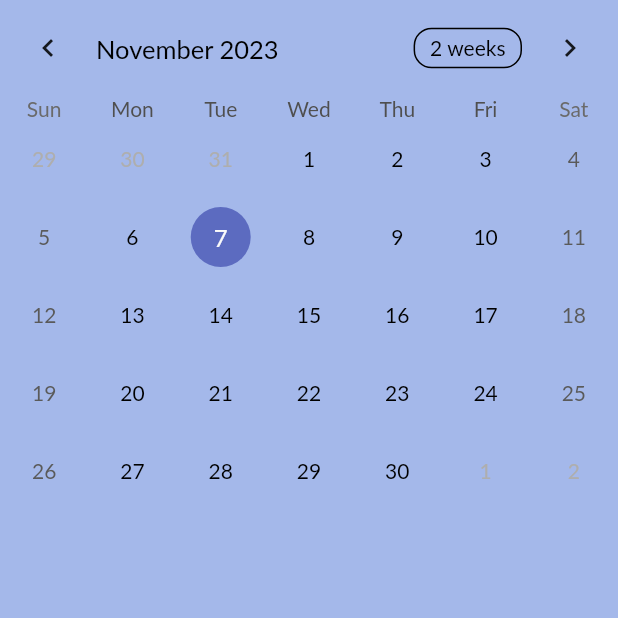
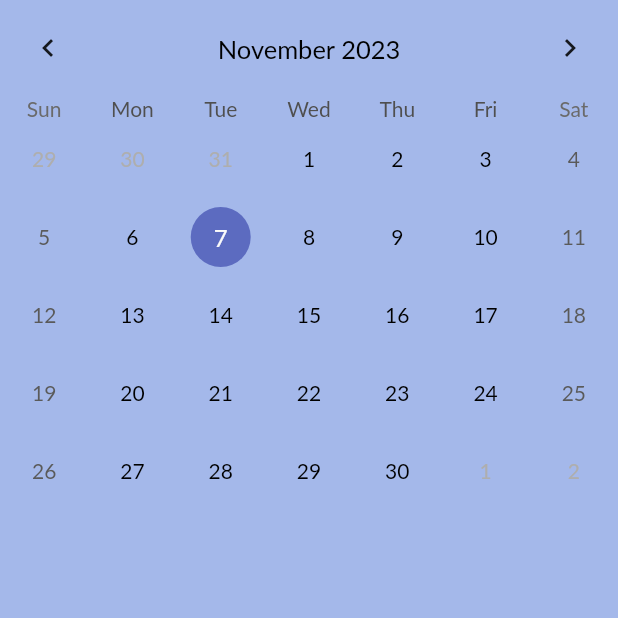
Before and after one commit to SaqibWani273/to_do_list, a Flutter app: the CalendarScreen screen opened directly with empty values, on a phone screen of 412 x 824 dp, the top half of it. Run offline on Flutter 3.47's test engine with Material 2 defaults, Android fonts, the phone set to English and light mode, and no system bars; drawn by our look-alikes of table_calendar; our stand-ins replace animated_notch_bottom_bar, another_flushbar, cached_network_image, cloud_firestore, connectivity_plus, country_picker and 13 more; missing offline and left inert: dart:ffi; accounts and stored records are empty; Roboto replaces fonts that are missing (Lato).

Commit message:
Finished calendar screen

```diff
--- a/lib/view/screens/calendar_screen.dart
+++ b/lib/view/screens/calendar_screen.dart
@@ -1,24 +1,22 @@
 import 'package:flutter/material.dart';
 import 'package:flutter_riverpod/flutter_riverpod.dart';
-import 'package:intl/intl.dart';
 import 'package:table_calendar/table_calendar.dart';
-import 'package:to_do_list/view/widgets/tasks_list.dart';
-import 'dart:developer';
 
+import '../../constants/other_constants.dart';
 import '../../model/task.dart';
 
 class CalendarScreen extends ConsumerStatefulWidget {
   final List<Task>? tasksList;
   const CalendarScreen({super.key, required this.tasksList});
   @override
-  _CalendarScreenState createState() => _CalendarScreenState();
+  CalendarScreenState createState() => CalendarScreenState();
 }
 
-class _CalendarScreenState extends ConsumerState<CalendarScreen> {
+class CalendarScreenState extends ConsumerState<CalendarScreen> {
   DateTime _focusedDay = DateTime.now();
 
-  final _lastDay = DateTime.now().add(Duration(days: 365));
-  final _firstDay = DateTime.now().subtract(Duration(days: 365));
+  final _lastDay = DateTime.now().add(const Duration(days: 365));
+  final _firstDay = DateTime.now().subtract(const Duration(days: 365));
 
   void showTasksForDay(DateTime selectedDay) {
     final tasks = widget.tasksList?.where((task) {
@@ -27,10 +25,12 @@ class _CalendarScreenState extends ConsumerState<CalendarScreen> {
 
     //  log("tasks = ${tasks!.length}");
     showModalBottomSheet(
+      //add color to the bottom sheet
+      backgroundColor: Theme.of(context).primaryColorLight,
       context: context,
       builder: (context) {
         return tasks == null || tasks.isEmpty
-            ? Center(child: Text('No tasks for this day'))
+            ? const Center(child: Text('No tasks for this day'))
             : ListView.builder(
                 itemCount: tasks.length,
                 itemBuilder: (BuildContext context, int index) {
@@ -50,19 +50,60 @@ class _CalendarScreenState extends ConsumerState<CalendarScreen> {
             focusedDay: _focusedDay,
             firstDay: DateTime(_firstDay.year, _firstDay.month, 1),
             lastDay: DateTime(_lastDay.year, _lastDay.month, _lastDay.day),
+            //to change focus of the day
             selectedDayPredicate: (day) => isSameDay(_focusedDay, day),
+            headerStyle: HeaderStyle(
+                formatButtonVisible: false,
+                titleCentered: true,
+                formatButtonShowsNext: false,
+                formatButtonDecoration: BoxDecoration(
+                  color: Theme.of(context).primaryColorDark,
+                )),
+            //to get the no.of events in a particular day
+            //it shows the dots only,thats y used calendarbuilders
+            eventLoader: (day) {
+              return widget.tasksList!
+                  .where((task) =>
+                      task.taskDate.day == day.day &&
+                      task.taskDate.month == day.month &&
+                      task.taskDate.year == day.year)
+                  .toList();
+            },
+            // Use `CalendarStyle` to customize the UI
+            calendarStyle: CalendarStyle(
+                markersAlignment: Alignment.bottomRight,
+                todayDecoration: BoxDecoration(
+                  color: Theme.of(context).colorScheme.primary,
+                )),
+            //to convert the no.of events in a particular day
+            //into a circle with the number
+            calendarBuilders:
+                CalendarBuilders(markerBuilder: (context, date, events) {
+              if (events.isNotEmpty) {
+                return Container(
+                  width: 15,
+                  height: 15,
+                  decoration: BoxDecoration(
+                    color: Theme.of(context).colorScheme.primary,
+                    shape: BoxShape.circle,
+                  ),
+                  child: Center(
+                    child: Text(
+                      events.length.toString(),
+                      style: const TextStyle(color: Colors.white, fontSize: 10),
+                    ),
+                  ),
+                );
+              }
+              return null;
+            }),
+
             onDaySelected: (selectedDay, focusedDay) {
               showTasksForDay(focusedDay);
 
-              log(" selectedDay = $selectedDay , focusedDay = $focusedDay");
               setState(() {
                 _focusedDay = selectedDay;
               });
-              // (DateTime date) {
-              //   setState(() {
-              //     _focusedDay = date;
-              //   });
-              // };
             },
           ),
         ],
@@ -79,18 +120,26 @@ class TaskCard extends StatelessWidget {
   @override
   Widget build(BuildContext context) {
     return Card(
-      margin: EdgeInsets.all(8.0),
+      margin: const EdgeInsets.all(8.0),
+      shape: RoundedRectangleBorder(
+        borderRadius: BorderRadius.circular(10.0),
+      ),
       child: ListTile(
-        title: Text(task.taskName),
-        subtitle: Text(DateFormat('EEEE, MMMM d, yyyy').format(task.taskDate)),
+        title: Text("${task.taskName}  |  ${formatTime(task.taskTime)}"),
+        subtitle: Padding(
+          padding: const EdgeInsets.symmetric(horizontal: 05),
+          child: Text(task.description),
+        ),
+        trailing: task.isCompleted
+            ? Icon(
+                Icons.check_box,
+                color: Theme.of(context).primaryColorDark,
+              )
+            : Icon(
+                Icons.check_box_outline_blank,
+                color: Theme.of(context).disabledColor,
+              ),
       ),
     );
   }
 }
-
-// class Task {
-//   final String title;
-//   final DateTime date;
-
-//   Task({required this.title, required this.date});
-// }
```
Also changed, not shown: lib/constants/other_constants.dart (+8 -1 lines).
